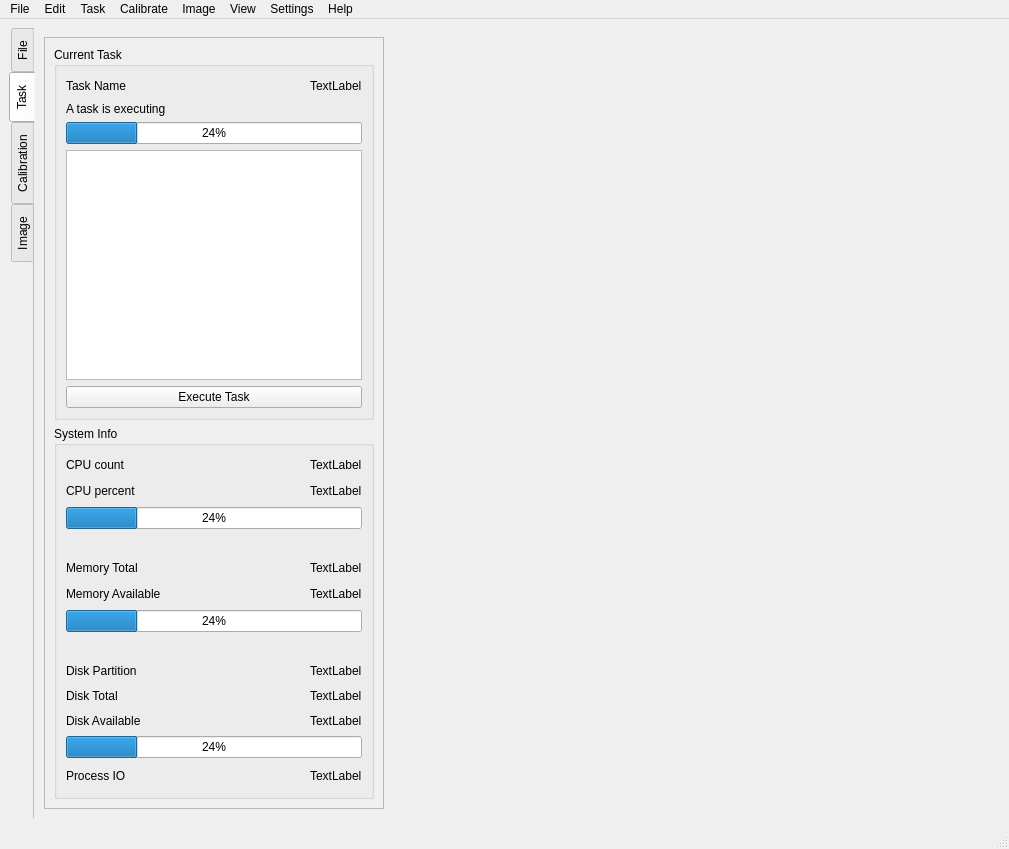
First picture: the form in ui/uiMainWindow.ui, repository ManifoldsHu/FourDExplorer, before the edit.
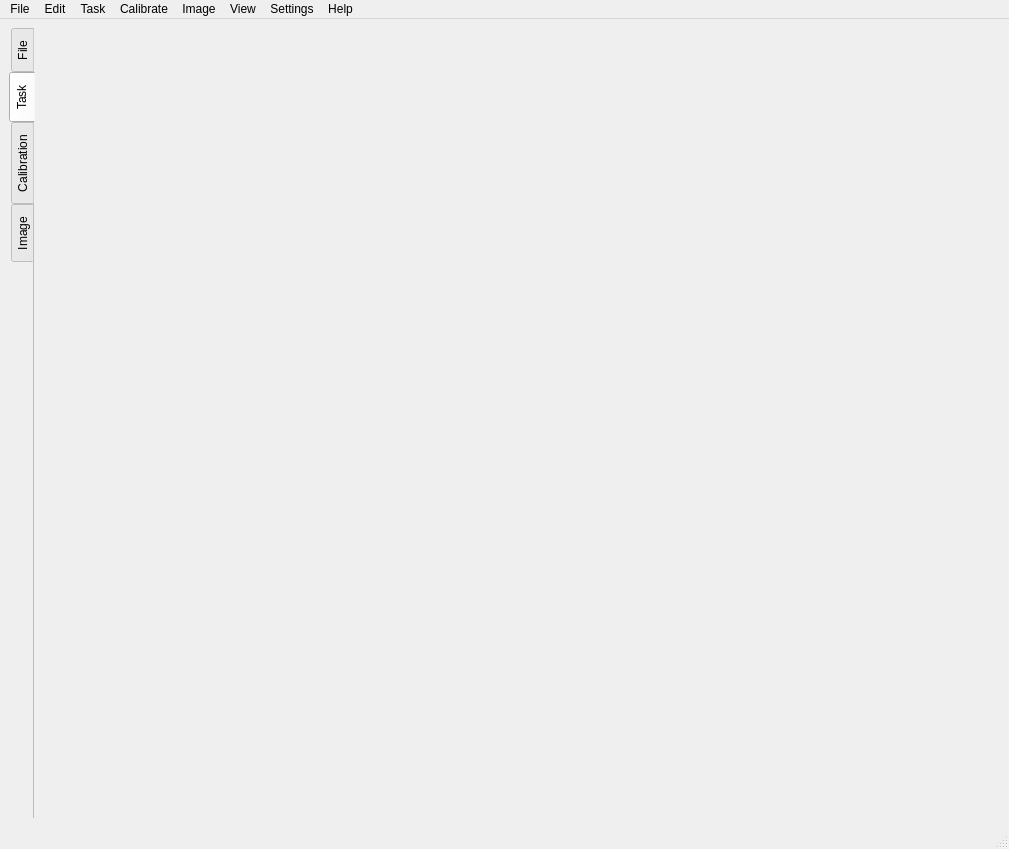
Second picture: the form after the edit. The open tabs and pages were chosen to show the change. Custom widgets are drawn as their Qt base class.

What changed in the file:
```diff
--- a/ui/uiMainWindow.ui
+++ b/ui/uiMainWindow.ui
@@ -64,372 +64,6 @@
          <attribute name="title">
           <string>Task</string>
          </attribute>
-         <layout class="QVBoxLayout" name="verticalLayout_13">
-          <item>
-           <widget class="QScrollArea" name="scrollArea_2">
-            <property name="widgetResizable">
-             <bool>true</bool>
-            </property>
-            <widget class="QWidget" name="scrollAreaWidgetContents_2">
-             <property name="geometry">
-              <rect>
-               <x>0</x>
-               <y>0</y>
-               <width>341</width>
-               <height>767</height>
-              </rect>
-             </property>
-             <layout class="QVBoxLayout" name="verticalLayout_14">
-              <item>
-               <widget class="QGroupBox" name="groupBox_current_task">
-                <property name="title">
-                 <string>Current Task</string>
-                </property>
-                <layout class="QVBoxLayout" name="verticalLayout_3">
-                 <item>
-                  <layout class="QVBoxLayout" name="verticalLayout_2">
-                   <item>
-                    <layout class="QHBoxLayout" name="horizontalLayout_2">
-                     <item>
-                      <widget class="QLabel" name="label_2">
-                       <property name="text">
-                        <string>Task Name</string>
-                       </property>
-                      </widget>
-                     </item>
-                     <item>
-                      <spacer name="horizontalSpacer_6">
-                       <property name="orientation">
-                        <enum>Qt::Horizontal</enum>
-                       </property>
-                       <property name="sizeHint" stdset="0">
-                        <size>
-                         <width>40</width>
-                         <height>20</height>
-                        </size>
-                       </property>
-                      </spacer>
-                     </item>
-                     <item>
-                      <widget class="QLabel" name="label_task_name">
-                       <property name="text">
-                        <string>TextLabel</string>
-                       </property>
-                      </widget>
-                     </item>
-                    </layout>
-                   </item>
-                   <item>
-                    <widget class="QLabel" name="label_task_executing">
-                     <property name="text">
-                      <string>A task is executing</string>
-                     </property>
-                    </widget>
-                   </item>
-                   <item>
-                    <widget class="QProgressBar" name="progressBar">
-                     <property name="value">
-                      <number>24</number>
-                     </property>
-                    </widget>
-                   </item>
-                   <item>
-                    <widget class="QListView" name="listView_task_queue">
-                     <property name="sizePolicy">
-                      <sizepolicy hsizetype="Expanding" vsizetype="Expanding">
-                       <horstretch>0</horstretch>
-                       <verstretch>0</verstretch>
-                      </sizepolicy>
-                     </property>
-                     <property name="minimumSize">
-                      <size>
-                       <width>0</width>
-                       <height>0</height>
-                      </size>
-                     </property>
-                    </widget>
-                   </item>
-                   <item>
-                    <widget class="QPushButton" name="pushButton_next_task">
-                     <property name="text">
-                      <string>Execute Task</string>
-                     </property>
-                    </widget>
-                   </item>
-                  </layout>
-                 </item>
-                </layout>
-               </widget>
-              </item>
-              <item>
-               <widget class="QGroupBox" name="groupBox_system_info">
-                <property name="title">
-                 <string>System Info</string>
-                </property>
-                <layout class="QVBoxLayout" name="verticalLayout_12">
-                 <item>
-                  <layout class="QVBoxLayout" name="verticalLayout_11" stretch="2,1,1,2,1,1,3,1,1">
-                   <item>
-                    <layout class="QHBoxLayout" name="horizontalLayout_3">
-                     <item>
-                      <layout class="QVBoxLayout" name="verticalLayout_8">
-                       <item>
-                        <widget class="QLabel" name="label">
-                         <property name="text">
-                          <string>CPU count</string>
-                         </property>
-                        </widget>
-                       </item>
-                       <item>
-                        <widget class="QLabel" name="label_3">
-                         <property name="text">
-                          <string>CPU percent</string>
-                         </property>
-                        </widget>
-                       </item>
-                      </layout>
-                     </item>
-                     <item>
-                      <spacer name="horizontalSpacer_2">
-                       <property name="orientation">
-                        <enum>Qt::Horizontal</enum>
-                       </property>
-                       <property name="sizeHint" stdset="0">
-                        <size>
-                         <width>40</width>
-                         <height>20</height>
-                        </size>
-                       </property>
-                      </spacer>
-                     </item>
-                     <item>
-                      <layout class="QVBoxLayout" name="verticalLayout_5">
-                       <item>
-                        <widget class="QLabel" name="label_cpu_count">
-                         <property name="text">
-                          <string>TextLabel</string>
-                         </property>
-                        </widget>
-                       </item>
-                       <item>
-                        <widget class="QLabel" name="label_cpu_percent">
-                         <property name="text">
-                          <string>TextLabel</string>
-                         </property>
-                        </widget>
-                       </item>
-                      </layout>
-                     </item>
-                    </layout>
-                   </item>
-                   <item>
-                    <widget class="QProgressBar" name="progressBar_cpu_percent">
-                     <property name="value">
-                      <number>24</number>
-                     </property>
-                    </widget>
-                   </item>
-                   <item>
-                    <spacer name="verticalSpacer">
-                     <property name="orientation">
-                      <enum>Qt::Vertical</enum>
-                     </property>
-                     <property name="sizeHint" stdset="0">
-                      <size>
-                       <width>20</width>
-                       <height>40</height>
-                      </size>
-                     </property>
-                    </spacer>
-                   </item>
-                   <item>
-                    <layout class="QHBoxLayout" name="horizontalLayout_4">
-                     <item>
-                      <layout class="QVBoxLayout" name="verticalLayout_9">
-                       <item>
-                        <widget class="QLabel" name="label_4">
-                         <property name="text">
-                          <string>Memory Total</string>
-                         </property>
-                        </widget>
-                       </item>
-                       <item>
-                        <widget class="QLabel" name="label_5">
-                         <property name="text">
-                          <string>Memory Available</string>
-                         </property>
-                        </widget>
-                       </item>
-                      </layout>
-                     </item>
-                     <item>
-                      <spacer name="horizontalSpacer_3">
-                       <property name="orientation">
-                        <enum>Qt::Horizontal</enum>
-                       </property>
-                       <property name="sizeHint" stdset="0">
-                        <size>
-                         <width>40</width>
-                         <height>20</height>
-                        </size>
-                       </property>
-                      </spacer>
-                     </item>
-                     <item>
-                      <layout class="QVBoxLayout" name="verticalLayout_6">
-                       <item>
-                        <widget class="QLabel" name="label_memory_total">
-                         <property name="text">
-                          <string>TextLabel</string>
-                         </property>
-                        </widget>
-                       </item>
-                       <item>
-                        <widget class="QLabel" name="label_memory_available">
-                         <property name="text">
-                          <string>TextLabel</string>
-                         </property>
-                        </widget>
-                       </item>
-                      </layout>
-                     </item>
-                    </layout>
-                   </item>
-                   <item>
-                    <widget class="QProgressBar" name="progressBar_memory_percent">
-                     <property name="value">
-                      <number>24</number>
-                     </property>
-                    </widget>
-                   </item>
-                   <item>
-                    <spacer name="verticalSpacer_2">
-                     <property name="orientation">
-                      <enum>Qt::Vertical</enum>
-                     </property>
-                     <property name="sizeHint" stdset="0">
-                      <size>
-                       <width>20</width>
-                       <height>40</height>
-                      </size>
-                     </property>
-                    </spacer>
-                   </item>
-                   <item>
-                    <layout class="QHBoxLayout" name="horizontalLayout_5">
-                     <item>
-                      <layout class="QVBoxLayout" name="verticalLayout_10">
-                       <item>
-                        <widget class="QLabel" name="label_14">
-                         <property name="text">
-                          <string>Disk Partition</string>
-                         </property>
-                        </widget>
-                       </item>
-                       <item>
-                        <widget class="QLabel" name="label_6">
-                         <property name="text">
-                          <string>Disk Total</string>
-                         </property>
-                        </widget>
-                       </item>
-                       <item>
-                        <widget class="QLabel" name="label_7">
-                         <property name="text">
-                          <string>Disk Available</string>
-                         </property>
-                        </widget>
-                       </item>
-                      </layout>
-                     </item>
-                     <item>
-                      <spacer name="horizontalSpacer_4">
-                       <property name="orientation">
-                        <enum>Qt::Horizontal</enum>
-                       </property>
-                       <property name="sizeHint" stdset="0">
-                        <size>
-                         <width>40</width>
-                         <height>20</height>
-                        </size>
-                       </property>
-                      </spacer>
-                     </item>
-                     <item>
-                      <layout class="QVBoxLayout" name="verticalLayout_7">
-                       <item>
-                        <widget class="QLabel" name="label_disk_partition">
-                         <property name="text">
-                          <string>TextLabel</string>
-                         </property>
-                        </widget>
-                       </item>
-                       <item>
-                        <widget class="QLabel" name="label_disk_total">
-                         <property name="text">
-                          <string>TextLabel</string>
-                         </property>
-                        </widget>
-                       </item>
-                       <item>
-                        <widget class="QLabel" name="label_disk_available">
-                         <property name="text">
-                          <string>TextLabel</string>
-                         </property>
-                        </widget>
-                       </item>
-                      </layout>
-                     </item>
-                    </layout>
-                   </item>
-                   <item>
-                    <widget class="QProgressBar" name="progressBar_disk_percent">
-                     <property name="value">
-                      <number>24</number>
-                     </property>
-                    </widget>
-                   </item>
-                   <item>
-                    <layout class="QHBoxLayout" name="horizontalLayout_6">
-                     <item>
-                      <widget class="QLabel" name="label_8">
-                       <property name="text">
-                        <string>Process IO</string>
-                       </property>
-                      </widget>
-                     </item>
-                     <item>
-                      <spacer name="horizontalSpacer_5">
-                       <property name="orientation">
-                        <enum>Qt::Horizontal</enum>
-                       </property>
-                       <property name="sizeHint" stdset="0">
-                        <size>
-                         <width>40</width>
-                         <height>20</height>
-                        </size>
-                       </property>
-                      </spacer>
-                     </item>
-                     <item>
-                      <widget class="QLabel" name="label_process_io">
-                       <property name="text">
-                        <string>TextLabel</string>
-                       </property>
-                      </widget>
-                     </item>
-                    </layout>
-                   </item>
-                  </layout>
-                 </item>
-                </layout>
-               </widget>
-              </item>
-             </layout>
-            </widget>
-           </widget>
-          </item>
-         </layout>
         </widget>
         <widget class="QWidget" name="tab_Calibration">
          <attribute name="title">
@@ -778,6 +412,12 @@
    <header>bin.Widgets.WidgetFile.h</header>
    <container>1</container>
   </customwidget>
+  <customwidget>
+   <class>WidgetTask</class>
+   <extends>QWidget</extends>
+   <header>bin.Widgets.WidgetTask.h</header>
+   <container>1</container>
+  </customwidget>
  </customwidgets>
  <resources/>
  <connections/>
```
Left out of the diff: 4 changed lines with no effect on the pictures.
